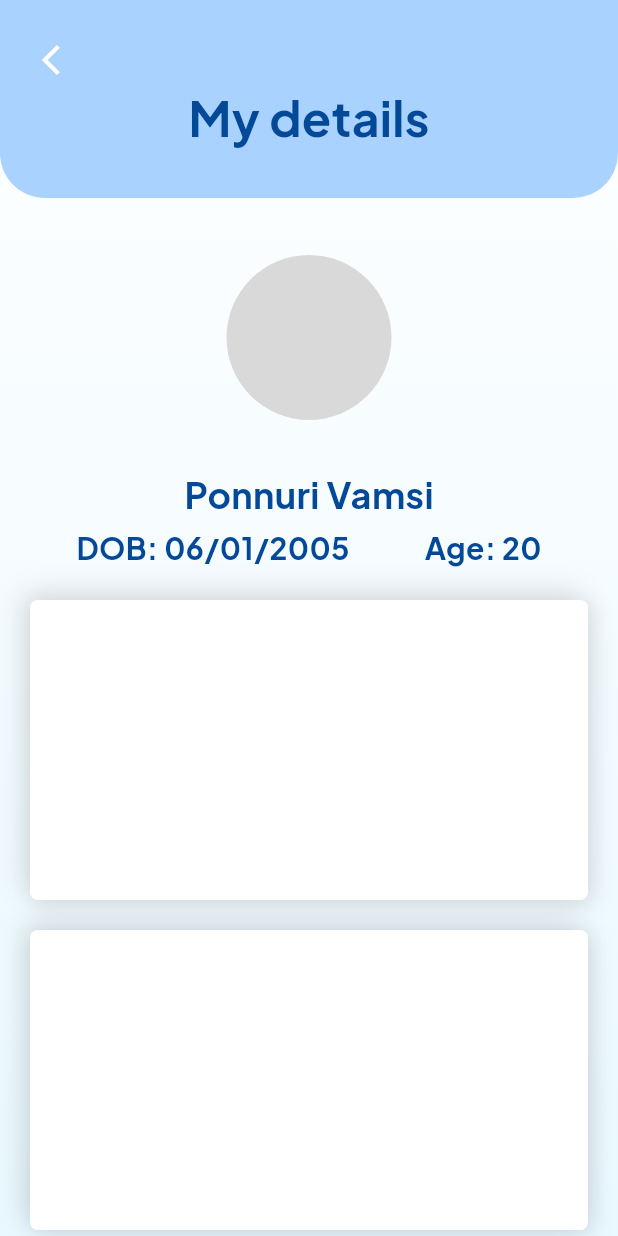
After one commit to 2200039087/startup, a Flutter app: the MyDetailsScreen screen opened directly, on a phone screen of 412 x 824 dp. The commit adds this screen. Run offline on Flutter 3.47's test engine with Material 3 defaults, Android fonts, the phone set to English and light mode, and no system bars; our stand-ins replace google_fonts, percent_indicator, shared_preferences; accounts and stored records are empty.

Commit message:
Your commit message

```diff
--- /dev/null
+++ b/lib/MenuScreens/my_details_screen.dart
@@ -0,0 +1,186 @@
+import 'package:flutter/material.dart';
+
+class MyDetailsScreen extends StatelessWidget {
+  @override
+  Widget build(BuildContext context) {
+    return Scaffold(
+      backgroundColor: Colors.white,
+      body: SafeArea(
+        child: Stack(
+          children: [
+            // Background gradient
+            Container(
+              width: double.infinity,
+              height: double.infinity,
+              decoration: BoxDecoration(
+                gradient: LinearGradient(
+                  begin: Alignment.topCenter,
+                  end: Alignment.bottomCenter,
+                  colors: [Colors.white, Color(0xFFE9F8FF)],
+                ),
+              ),
+            ),
+
+            // Top blue section
+            Positioned(
+              top: 0,
+              left: 0,
+              right: 0,
+              child: Container(
+                height: 132,
+                decoration: BoxDecoration(
+                  color: Color(0xFFAAD2FF),
+                  borderRadius: BorderRadius.only(
+                    bottomLeft: Radius.circular(30),
+                    bottomRight: Radius.circular(30),
+                  ),
+                ),
+                child: Stack(
+                  children: [
+                    // Back icon
+                    Positioned(
+                      left: 16,
+                      top: 16,
+                      child: IconButton(
+                        icon: Icon(Icons.arrow_back_ios, color: Colors.white),
+                        onPressed: () {
+                          Navigator.of(context).pop();
+                        },
+                      ),
+                    ),
+                    // Centered "My details" text
+                    Center(
+                      child: Padding(
+                        padding: const EdgeInsets.only(top: 25.0),
+                        child: Text(
+                          'My details',
+                          style: TextStyle(
+                            fontFamily: 'Plus Jakarta Sans',
+                            fontSize: 32,
+                            fontWeight: FontWeight.bold,
+                            color: Color(0xFF044997),
+                          ),
+                        ),
+                      ),
+                    ),
+                  ],
+                ),
+              ),
+            ),
+
+            // Profile circle
+            Positioned(
+              top: 170,
+              left: MediaQuery.of(context).size.width / 2 - 55,
+              child: Container(
+                width: 110,
+                height: 110,
+                decoration: BoxDecoration(
+                  color: Color(0xFFD9D9D9),
+                  shape: BoxShape.circle,
+                ),
+              ),
+            ),
+
+            // Name and details
+            Positioned(
+              top: 312,
+              left: 0,
+              right: 0,
+              child: Column(
+                children: [
+                  Text(
+                    'Ponnuri Vamsi',
+                    style: TextStyle(
+                      fontFamily: 'Plus Jakarta Sans',
+                      fontSize: 24,
+                      fontWeight: FontWeight.bold,
+                      color: Color(0xFF044997),
+                    ),
+                  ),
+                  SizedBox(height: 5),
+                  Row(
+                    mainAxisAlignment: MainAxisAlignment.center,
+                    children: [
+                      Text(
+                        'DOB: 06/01/2005',
+                        style: TextStyle(
+                          fontFamily: 'Plus Jakarta Sans',
+                          fontSize: 20,
+                          fontWeight: FontWeight.bold,
+                          color: Color(0xFF044997),
+                        ),
+                      ),
+                      SizedBox(width: 50),
+                      Text(
+                        'Age: 20',
+                        style: TextStyle(
+                          fontFamily: 'Plus Jakarta Sans',
+                          fontSize: 20,
+                          fontWeight: FontWeight.bold,
+                          color: Color(0xFF044997),
+                        ),
+                      ),
+                    ],
+                  ),
+                ],
+              ),
+            ),
+
+            // First card
+            Positioned(
+              top: 400,
+              left: 20,
+              right: 20, // Ensure it fits within the screen width
+              child: Container(
+                height: 200, // Adjusted height to prevent overlap
+                decoration: BoxDecoration(
+                  color: Colors.white,
+                  boxShadow: [
+                    BoxShadow(
+                      color: Colors.black.withOpacity(0.1),
+                      offset: Offset(-5, -5),
+                      blurRadius: 14.8,
+                    ),
+                    BoxShadow(
+                      color: Colors.black.withOpacity(0.1),
+                      offset: Offset(3, 3),
+                      blurRadius: 12.3,
+                    ),
+                  ],
+                  borderRadius: BorderRadius.circular(5),
+                ),
+              ),
+            ),
+
+            // Second card
+            Positioned(
+              top: 620,
+              left: 20,
+              right: 20, // Ensure it fits within the screen width
+              child: Container(
+                height: 200, // Adjusted height to prevent overlap
+                decoration: BoxDecoration(
+                  color: Colors.white,
+                  boxShadow: [
+                    BoxShadow(
+                      color: Colors.black.withOpacity(0.1),
+                      offset: Offset(-5, -5),
+                      blurRadius: 14.8,
+                    ),
+                    BoxShadow(
+                      color: Colors.black.withOpacity(0.1),
+                      offset: Offset(3, 3),
+                      blurRadius: 12.3,
+                    ),
+                  ],
+                  borderRadius: BorderRadius.circular(5),
+                ),
+              ),
+            ),
+          ],
+        ),
+      ),
+    );
+  }
+}
--- a/lib/main.dart
+++ b/lib/main.dart
@@ -17,7 +17,7 @@ class VitalStatsApp extends StatelessWidget {
       theme: ThemeData(
         primarySwatch: Colors.green,
       ),
-      home: SignUp3Screen(),
+      home: HomeScreen(),
     );
   }
 }
```
Also changed, not shown: lib/Camera/camera_screen.dart (added, +19 -0 lines), lib/HomeScreens/homescreen.dart (+49 -15 lines), lib/MenuScreens/popup_menu_screen.dart (added, +195 -0 lines).
